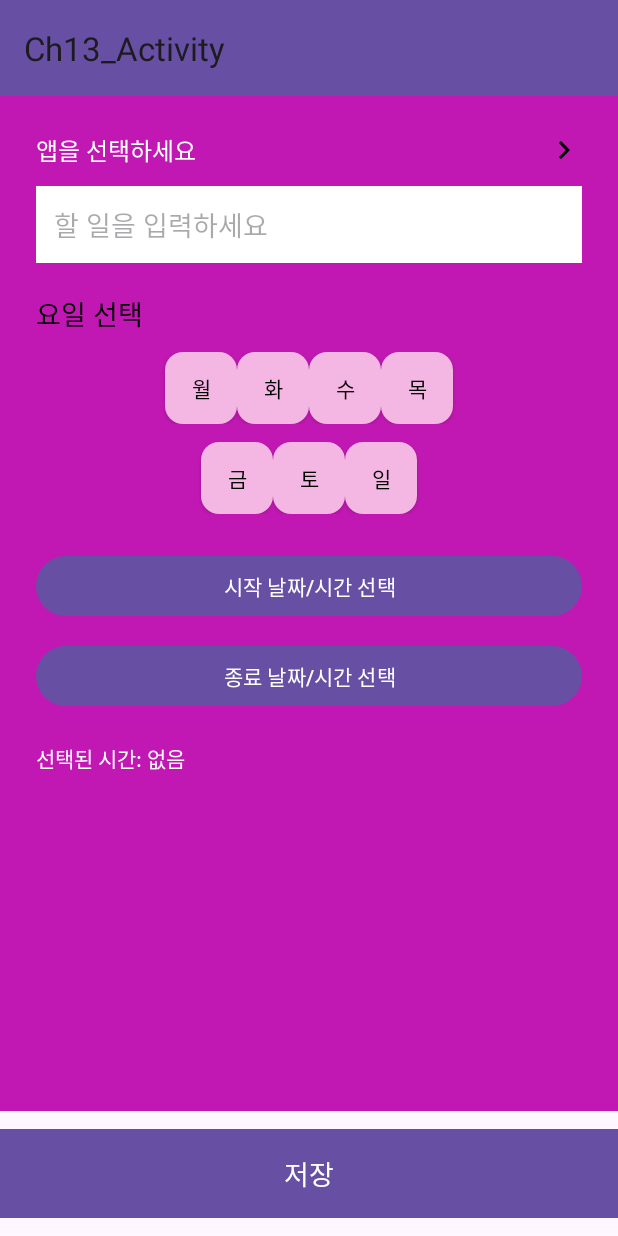
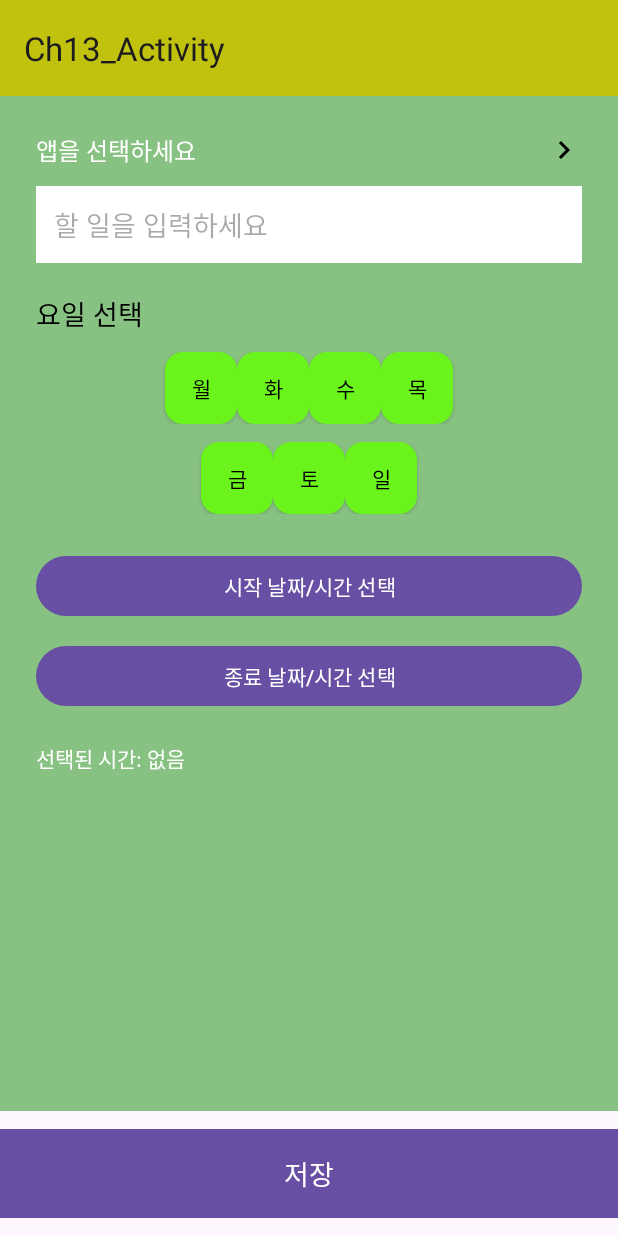
Before and after one commit to H-Software224/ShareAddict, an Android app: the AddActivity screen opened directly, with no data from a screen before it, on a phone screen of 412 x 824 dp. Run offline under Robolectric (Android 15) with nearby library versions, the phone set to English and light mode, and no system bars.

Commit message:
feat: update with design UI

```diff
--- a/Ch13_Activity/app/src/main/java/com/example/ch13_activity/network/RetrofitClient.kt
+++ b/Ch13_Activity/app/src/main/java/com/example/ch13_activity/network/RetrofitClient.kt
@@ -4,7 +4,7 @@ import retrofit2.Retrofit
 import retrofit2.converter.gson.GsonConverterFactory
 
 object RetrofitClient {
-    private const val BASE_URL = "http://3.38.176.254:3000/"  // 👉 HTTPS 권장
+    private const val BASE_URL = "http://3.38.145.154:3000/"  // 👉 HTTPS 권장
 
     val api: AppRuleApi by lazy {
         Retrofit.Builder()
--- a/Ch13_Activity/app/src/main/java/com/example/ch13_activity/ui/AddActivity.kt
+++ b/Ch13_Activity/app/src/main/java/com/example/ch13_activity/ui/AddActivity.kt
@@ -186,8 +186,6 @@ class AddActivity : AppCompatActivity() {
         if (now in start..end) {
             val manager = context.getSystemService(Context.NOTIFICATION_SERVICE) as NotificationManager
             val channelId = "violation-channel"
-
-            if (Build.VERSION.SDK_INT >= Build.VERSION_CODES.O) {
             val channel = NotificationChannel(
                 channelId,
                 "Violation Channel",
@@ -196,8 +194,6 @@ class AddActivity : AppCompatActivity() {
                 description = "앱 미사용 시간대 위반 알림"
             }
             manager.createNotificationChannel(channel)
-            }
-
             val builder = NotificationCompat.Builder(context, channelId)
                 .setSmallIcon(R.drawable.small) // 🔔 아이콘 반드시 필요!
                 .setContentTitle("사용 금지 앱 감지됨")
--- a/Ch13_Activity/app/src/main/res/drawable/selector_day_toggle.xml
+++ b/Ch13_Activity/app/src/main/res/drawable/selector_day_toggle.xml
@@ -4,7 +4,7 @@
     <!-- 선택된 상태 -->
     <item android:state_checked="true">
         <shape android:shape="rectangle">
-            <solid android:color="#8800AA" /> <!-- 진한 보라색 -->
+            <solid android:color="#18aaa0" /> <!-- 청록색 -->
             <corners android:radius="12dp" />
         </shape>
     </item>
@@ -12,7 +12,7 @@
     <!-- 비선택 상태 -->
     <item>
         <shape android:shape="rectangle">
-            <solid android:color="#F4B6E2" /> <!-- 연한 분홍 -->
+            <solid android:color="#6bf41c" /> <!-- 풀색 -->
             <corners android:radius="12dp" />
         </shape>
     </item>
--- a/Ch13_Activity/app/src/main/res/layout/activity_add.xml
+++ b/Ch13_Activity/app/src/main/res/layout/activity_add.xml
@@ -10,7 +10,7 @@
         android:id="@+id/toolbar"
         android:layout_width="match_parent"
         android:layout_height="?attr/actionBarSize"
-        android:background="?attr/colorPrimary"
+        android:background="#c1c20e"
         android:title="할 일 추가"
         android:titleTextColor="@android:color/white"
         android:elevation="4dp" />
@@ -20,7 +20,7 @@
         android:layout_width="match_parent"
         android:layout_height="0dp"
         android:layout_weight="1"
-        android:background="#C218B3"
+        android:background="#88c283"
         android:padding="24dp">
 
         <LinearLayout
@@ -131,11 +131,11 @@
         android:id="@+id/btn_save"
         android:layout_width="match_parent"
         android:layout_height="wrap_content"
-        android:text="저장"
-        android:textSize="18sp"
-        android:textColor="#FFFFFF"
-        android:background="#1E88E5"
         android:layout_marginTop="12dp"
         android:layout_marginBottom="12dp"
-        android:padding="12dp"/>
+        android:background="#1E50E5"
+        android:padding="12dp"
+        android:text="저장"
+        android:textColor="#FFFFFF"
+        android:textSize="18sp" />
 </LinearLayout>
--- a/Ch13_Activity/app/src/main/res/layout/activity_main.xml
+++ b/Ch13_Activity/app/src/main/res/layout/activity_main.xml
@@ -6,6 +6,7 @@
     android:id="@+id/mainLayout"
     android:layout_width="match_parent"
     android:layout_height="match_parent"
+    android:background="#88c283"
     tools:context=".MainActivity">
 
     <!-- 규칙 리스트 보기 버튼 -->
@@ -39,6 +40,7 @@
             android:layout_width="311dp"
             android:layout_height="wrap_content"
             android:layout_marginHorizontal="24dp"
+            android:background="#88c283"
             android:layout_marginTop="36dp"
             android:text="@string/view_rules" />
 
--- a/Ch13_Activity/app/src/main/res/xml/network_security_config.xml
+++ b/Ch13_Activity/app/src/main/res/xml/network_security_config.xml
@@ -1,6 +1,6 @@
 <?xml version="1.0" encoding="utf-8"?>
 <network-security-config>
     <domain-config cleartextTrafficPermitted="true">
-        <domain includeSubdomains="true">3.38.176.254</domain>
+        <domain includeSubdomains="true">3.38.145.154</domain>
     </domain-config>
 </network-security-config>
```
Lines whose indentation alone changed are shown as unchanged.
